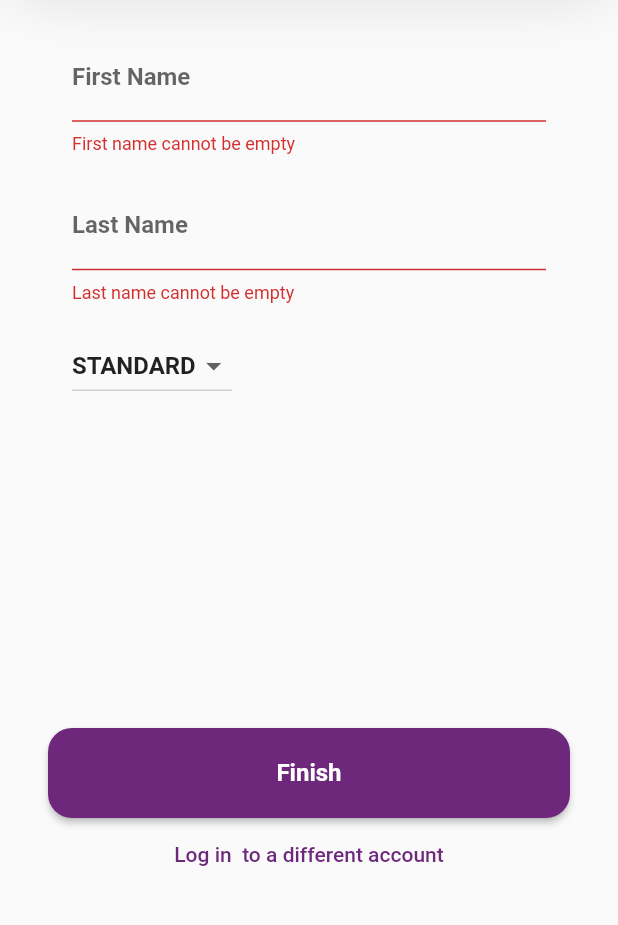
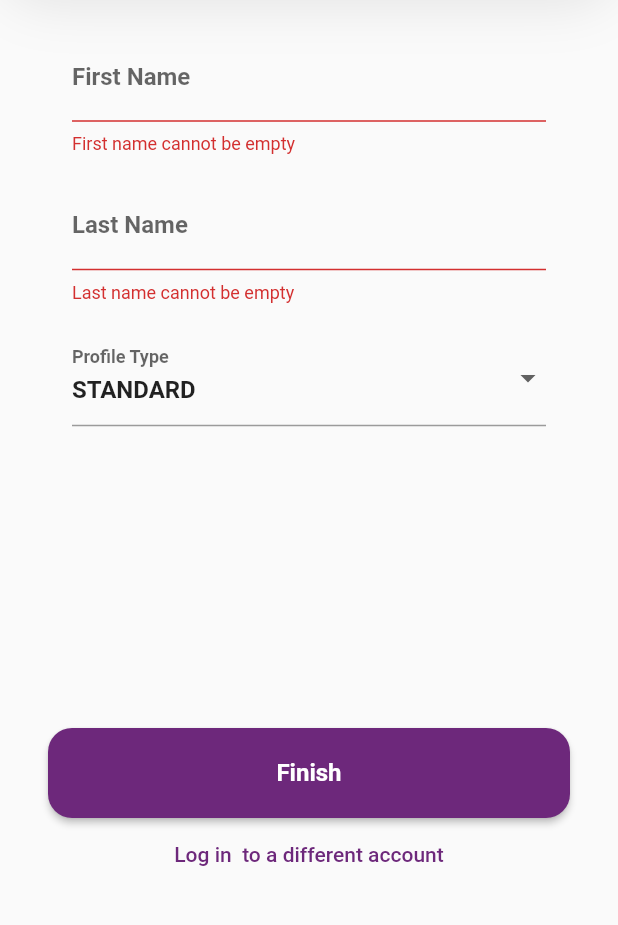
Before and after one commit to liempo/instasend, a Flutter app: the screen it shows after launch, after a tap on "Finish", on a phone screen of 412 x 824 dp, the part 298-1223 px from its top. Run offline on Flutter 3.47's test engine with Material 2 defaults, Android fonts, the phone set to English and light mode, and no system bars; our stand-ins replace cloud_firestore, firebase_auth, firebase_core, get_it; accounts and stored records are empty.

Commit message:
Use DropdownButtonFormField instead of DropdownButton

```diff
--- a/lib/ui/auth/profile_form.dart
+++ b/lib/ui/auth/profile_form.dart
@@ -42,14 +42,18 @@ class ProfileForm extends StatelessWidget {
               provider.lastName = text
           ),
           SizedBox(height: spacing),
-          DropdownButton<String>(
+          DropdownButtonFormField(
             value: provider.profileType,
-            items: provider.getProfileTypeList().map((e) {
-                return DropdownMenuItem<String>(
+            items: provider.getProfileTypeList()
+              .map((e) {
+                return DropdownMenuItem(
                   value: e, child: Text(e)
                 );
               }).toList(),
             onChanged: provider.setProfileType,
+            decoration: InputDecoration(
+              labelText: "Profile Type"
+            ),
           )
         ],
       ),
--- a/lib/view_models/auth_model.dart
+++ b/lib/view_models/auth_model.dart
@@ -49,7 +49,8 @@ class AuthModel extends ChangeNotifier {
   get isLoading => _isLoading;
 
   // Get String formatted profileType
-  String get profileType => _profileType.toBetterString();
+  String? get profileType
+    => _profileType.toBetterString();
 
   // Search for name of type in ProfileType enum
   // NOTE: Needs to be declared as a func so it can be passed in onChanged
@@ -58,10 +59,12 @@ class AuthModel extends ChangeNotifier {
     if (text == null) return;
 
     for (var type in ProfileType.values) {
-      if (type.toString().contains(text.toLowerCase())) {
+      if (type.toBetterString() == text) {
         _profileType = type; break;
       }
     }
+
+    notifyListeners();
   }
 
   // Get the list of profile as String
@@ -132,8 +135,11 @@ class AuthModel extends ChangeNotifier {
     if (_authType == AuthType.PROFILE) {
       if (_firstName == null || _firstName == "")
         _errorFirstName = "First name cannot be empty";
+      else _errorFirstName = null;
+
       if (_lastName == null || _lastName == "")
         _errorLastName = "Last name cannot be empty";
+      else _errorLastName = null;
       // Do not check ProfileType because it defaults to STANDARD
 
       return _errorFirstName == null && _errorLastName == null;
@@ -186,6 +192,8 @@ class AuthModel extends ChangeNotifier {
           email: _email!
         ); break;
       case AuthType.PROFILE:
+        final uid = (await _auth.user.last)!.uid;
+
         result = await _profiles
           .createProfile(
           uid: (await _auth.user.last)!.uid,
@@ -208,7 +216,8 @@ class AuthModel extends ChangeNotifier {
       case AuthType.LOGIN:
         break;
       case AuthType.REGISTER:
-        _authType = AuthType.PROFILE; break;
+        _authType = AuthType.PROFILE;
+        break;
       case AuthType.RECOVER:
         break;
       case AuthType.PROFILE:
```
